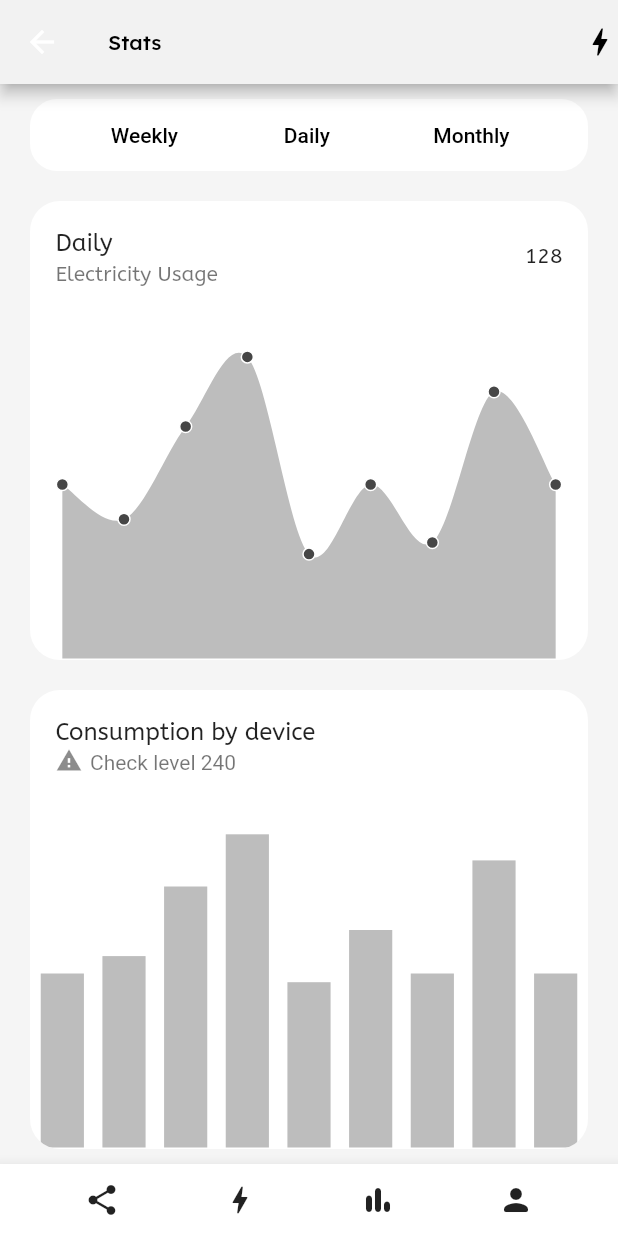
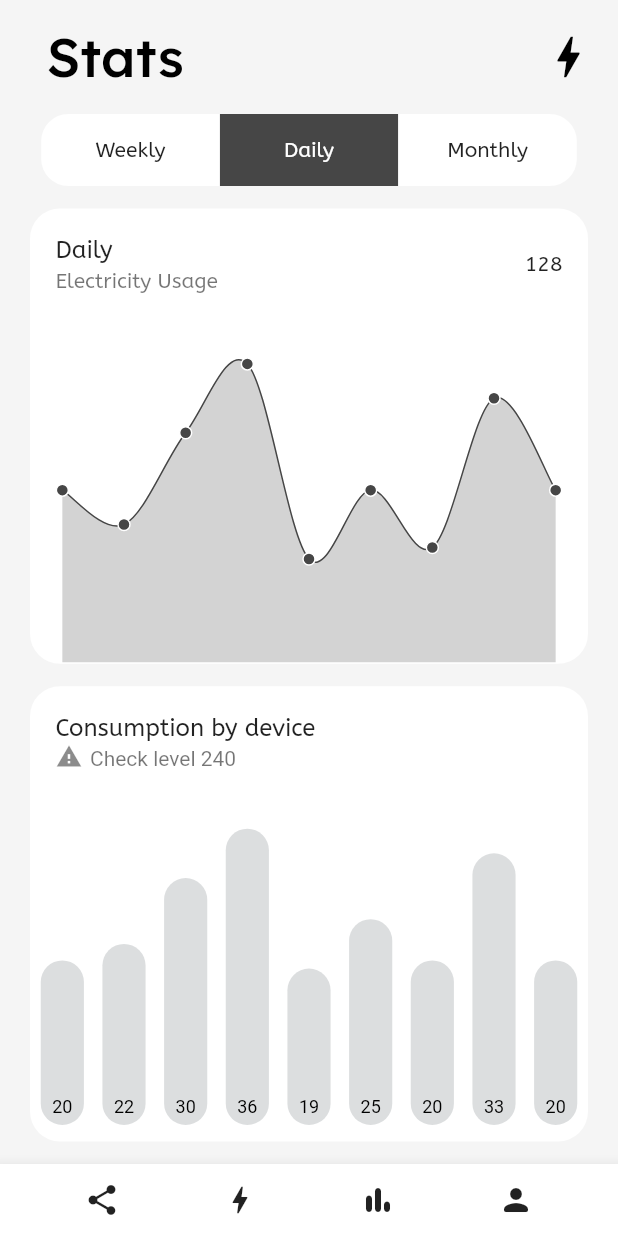
Before and after one commit to Lakhankumawat/smart-home-app, a Flutter app: the StatsScreen screen opened by its route, on a phone screen of 412 x 824 dp. Run offline on Flutter 3.47's test engine with Material 2 defaults, Android fonts, the phone set to English and light mode, and no system bars; our stand-ins replace dotted_border, flutter_svg, font_awesome_flutter, get_it, image_picker, lottie and 4 more; Roboto replaces fonts that are missing (Nato Sans).

Commit message:
Modify TypeSelection widget, bar and spline chart & appBar

```diff
--- a/lib/src/screens/home_screen/components/body.dart
+++ b/lib/src/screens/home_screen/components/body.dart
@@ -2,11 +2,11 @@ import 'package:domus/config/size_config.dart';
 import 'package:domus/src/screens/home_screen/components/music_widget.dart';
 import 'package:domus/src/screens/home_screen/components/savings_container.dart';
 import 'package:domus/src/screens/home_screen/components/weather_container.dart';
+import 'package:domus/src/screens/set_event_screen/set_event_screen.dart';
 import 'package:domus/src/screens/smart_ac/smart_ac.dart';
 import 'package:domus/src/screens/smart_fan/smart_fan.dart';
 import 'package:domus/src/screens/smart_light/smart_light.dart';
 import 'package:domus/src/screens/smart_speaker/smart_speaker.dart';
-import 'package:domus/src/screens/stats_screen/stats_screen.dart';
 import 'package:domus/view/home_screen_view_model.dart';
 import 'package:flutter/material.dart';
 
@@ -116,10 +116,10 @@ class Body extends StatelessWidget {
             ),
             ElevatedButton(
               onPressed: () {
-                Navigator.of(context).pushNamed(StatsScreen.routeName);
+                Navigator.of(context).pushNamed(SetEventScreen.routeName);
               },
               child: const Text(
-                'To StatsScreen',
+                'To SetEventScreen',
                 style: TextStyle(
                   color: Colors.black,
                 ),
--- a/lib/src/screens/menu_page/components/list_tile.dart
+++ b/lib/src/screens/menu_page/components/list_tile.dart
@@ -5,19 +5,18 @@ import 'package:flutter_svg/svg.dart';
 class MenuListItems extends StatelessWidget {
   final String iconPath;
   final String itemName;
-  final Function function;
+  final VoidCallback function;
   const MenuListItems({
     Key? key,
     required this.iconPath,
     required this.itemName,
-    required this.function
+    required this.function,
   }) : super(key: key);
-
 
   @override
   Widget build(BuildContext context) {
     return InkWell(
-      onTap: () => function,
+      onTap: function,
       child: Padding(
         padding: const EdgeInsets.all(15.0),
         child: Row(
@@ -32,10 +31,10 @@ class MenuListItems extends StatelessWidget {
                 fontSize: 24,
                 fontWeight: FontWeight.w300,
               ),
-            )
+            ),
           ],
         ),
-      )
+      ),
     );
   }
 }
--- a/lib/src/screens/menu_page/components/menu_list.dart
+++ b/lib/src/screens/menu_page/components/menu_list.dart
@@ -1,7 +1,7 @@
 import 'package:domus/src/screens/menu_page/components/list_tile.dart';
+import 'package:domus/src/screens/stats_screen/stats_screen.dart';
 import 'package:flutter/material.dart';
 import 'package:domus/config/size_config.dart';
-
 
 class MenuList extends StatelessWidget {
   const MenuList({Key? key}) : super(key: key);
@@ -14,7 +14,9 @@ class MenuList extends StatelessWidget {
         MenuListItems(
           iconPath: 'assets/icons/menu_icons/stats.svg',
           itemName: 'Stats',
-          function: (){},
+          function: () => Navigator.of(context).pushNamed(
+            StatsScreen.routeName,
+          ),
         ),
         SizedBox(
           height: getProportionateScreenHeight(10),
@@ -22,7 +24,7 @@ class MenuList extends StatelessWidget {
         MenuListItems(
           iconPath: 'assets/icons/menu_icons/devices.svg',
           itemName: 'Devices',
-          function: (){},
+          function: () {},
         ),
         SizedBox(
           height: getProportionateScreenHeight(10),
@@ -30,7 +32,7 @@ class MenuList extends StatelessWidget {
         MenuListItems(
           iconPath: 'assets/icons/menu_icons/settings.svg',
           itemName: 'Settings',
-          function: (){},
+          function: () {},
         ),
         SizedBox(
           height: getProportionateScreenHeight(10),
@@ -38,7 +40,7 @@ class MenuList extends StatelessWidget {
         MenuListItems(
           iconPath: 'assets/icons/menu_icons/notifications.svg',
           itemName: 'Notification',
-          function: (){},
+          function: () {},
         ),
         SizedBox(
           height: getProportionateScreenHeight(10),
@@ -46,9 +48,9 @@ class MenuList extends StatelessWidget {
         MenuListItems(
           iconPath: 'assets/icons/menu_icons/faq.svg',
           itemName: 'FAQ',
-          function: (){},
+          function: () {},
         ),
-      ]
+      ],
     );
   }
 }
--- a/lib/src/screens/stats_screen/components/stats_chart.dart
+++ b/lib/src/screens/stats_screen/components/stats_chart.dart
@@ -10,6 +10,7 @@ class StatsChart extends StatelessWidget {
     this.trailing,
     required this.plotOffset,
     required this.content,
+    this.paddingBelow,
   }) : super(key: key);
 
   final String title;
@@ -17,6 +18,7 @@ class StatsChart extends StatelessWidget {
   final Widget? trailing;
   final double plotOffset;
   final XyDataSeries<Consumption, String> content;
+  final double? paddingBelow;
 
   @override
   Widget build(BuildContext context) {
@@ -69,6 +71,7 @@ class StatsChart extends StatelessWidget {
               ),
             ),
           ),
+          SizedBox(height: paddingBelow),
         ],
       ),
     );
--- a/lib/src/screens/stats_screen/components/stats_device_consumption_chart.dart
+++ b/lib/src/screens/stats_screen/components/stats_device_consumption_chart.dart
@@ -23,7 +23,13 @@ class StatsDeviceConsumptionChart extends StatelessWidget {
       plotOffset: -40,
       content: ColumnSeries<Consumption, String>(
         // Plots Columns / Bar chart
-        color: Colors.grey[400],
+        dataLabelSettings: const DataLabelSettings(
+          angle: -90,
+          labelAlignment: ChartDataLabelAlignment.bottom,
+          isVisible: true,
+        ),
+        borderRadius: const BorderRadius.all(Radius.circular(20)),
+        color: const Color(0xFFDCDEDF),
         dataSource: const [
           Consumption(day: 'First', usage: 20),
           Consumption(day: 'Mon', usage: 22),
@@ -37,7 +43,14 @@ class StatsDeviceConsumptionChart extends StatelessWidget {
         ],
         xValueMapper: (consumption, _) => consumption.day,
         yValueMapper: (consumption, _) => consumption.usage,
+        selectionBehavior: SelectionBehavior(
+          enable: true,
+          selectedColor: const Color(0xFFFF5722),
+          selectedOpacity: 0.6,
+          unselectedOpacity: 1,
+        ),
       ),
+      paddingBelow: 10,
     );
   }
 }
--- a/lib/src/screens/stats_screen/components/stats_electricity_usage_chart.dart
+++ b/lib/src/screens/stats_screen/components/stats_electricity_usage_chart.dart
@@ -24,7 +24,9 @@ class StatsElectricityUsageChart extends StatelessWidget {
       plotOffset: -35,
       content: SplineAreaSeries<Consumption, String>(
         // Plots Spline curves for smooth transitions
-        color: Colors.grey[400],
+        borderColor: const Color(0xFF464646),
+        borderWidth: 1,
+        color: const Color(0xFFD3D3D3),
         dataSource: const [
           Consumption(day: 'First', usage: 125),
           Consumption(day: 'Mon', usage: 122),
--- a/lib/src/screens/stats_screen/components/type_selection.dart
+++ b/lib/src/screens/stats_screen/components/type_selection.dart
@@ -1,13 +1,21 @@
+import 'package:domus/config/size_config.dart';
 import 'package:flutter/material.dart';
 
-class TypeSelection extends StatelessWidget {
+class TypeSelection extends StatefulWidget {
   const TypeSelection({Key? key}) : super(key: key);
+
+  @override
+  State<TypeSelection> createState() => _TypeSelectionState();
+}
+
+class _TypeSelectionState extends State<TypeSelection> {
+  final List<bool> isSelected = [false, true, false];
 
   @override
   Widget build(BuildContext context) {
     return Container(
       margin: const EdgeInsets.only(
-        top: 10,
+        top: 20,
         left: 20,
         right: 20,
       ),
@@ -18,31 +26,46 @@ class TypeSelection extends StatelessWidget {
           right: Radius.circular(18),
         ),
       ),
-      child: Row(
-        mainAxisAlignment: MainAxisAlignment.spaceEvenly,
+      child: ToggleButtons(
+        selectedColor: Colors.white,
+        fillColor: const Color(0xFF464646),
+        renderBorder: false,
+        borderRadius: const BorderRadius.horizontal(
+          left: Radius.circular(18),
+          right: Radius.circular(18),
+        ),
+        textStyle: const TextStyle(
+          fontFamily: 'ABeeZee',
+        ),
+        isSelected: isSelected,
         children: [
-          TextButton(
+          SizedBox(
+            width: getProportionateScreenWidth(78),
             child: const Text(
               'Weekly',
-              style: TextStyle(color: Colors.black),
+              textAlign: TextAlign.center,
             ),
-            onPressed: () {},
           ),
-          TextButton(
+          SizedBox(
+            width: getProportionateScreenWidth(78),
             child: const Text(
               'Daily',
-              style: TextStyle(color: Colors.black),
+              textAlign: TextAlign.center,
             ),
-            onPressed: () {},
           ),
-          TextButton(
+          SizedBox(
+            width: getProportionateScreenWidth(78),
             child: const Text(
               'Monthly',
-              style: TextStyle(color: Colors.black),
+              textAlign: TextAlign.center,
             ),
-            onPressed: () {},
           ),
         ],
+        onPressed: (index) => setState(() {
+          for (int i = 0; i < isSelected.length; i++) {
+            isSelected[i] = i == index;
+          }
+        }),
       ),
     );
   }
--- a/lib/src/screens/stats_screen/stats_screen.dart
+++ b/lib/src/screens/stats_screen/stats_screen.dart
@@ -9,37 +9,47 @@ class StatsScreen extends StatelessWidget {
   @override
   Widget build(BuildContext context) {
     return Scaffold(
+      backgroundColor: Colors.grey[100],
       appBar: AppBar(
-        title: const Text(
+        automaticallyImplyLeading: false,
+        backgroundColor: Colors.grey[100],
+        title: const Padding(
+          padding: EdgeInsets.only(top: 20, left: 15),
+          child: Text(
             'Stats',
             style: TextStyle(
               fontFamily: 'Lexend',
+              fontSize: 36,
+              fontWeight: FontWeight.w500,
               color: Colors.black,
             ),
           ),
-        actions: const [
-          Icon(
-            Icons.bolt,
+        ),
+        actions: [
+          IconButton(
+            padding: const EdgeInsets.only(top: 20, right: 15),
+            icon: const Icon(Icons.bolt),
+            tooltip: 'Tap to exit',
+            iconSize: 36,
             color: Colors.black,
+            onPressed: () => Navigator.pop(context),
           ),
         ],
+        elevation: 0,
       ),
-      body: Container(
-        color: Colors.grey[100],
-        child: Column(
+      body: Column(
         children: const [
           TypeSelection(),
-            SizedBox(height: 20),
+          SizedBox(height: 15),
           Expanded(
             child: StatsElectricityUsageChart(),
           ),
-            SizedBox(height: 20),
+          SizedBox(height: 15),
           Expanded(
             child: StatsDeviceConsumptionChart(),
           ),
-            SizedBox(height: 10),
+          SizedBox(height: 15),
         ],
-        ),
       ),
       bottomNavigationBar: const StatsBottomAppBar(),
     );
```
Also changed, not shown: 8 other files. Lines whose indentation alone changed are shown as unchanged.
